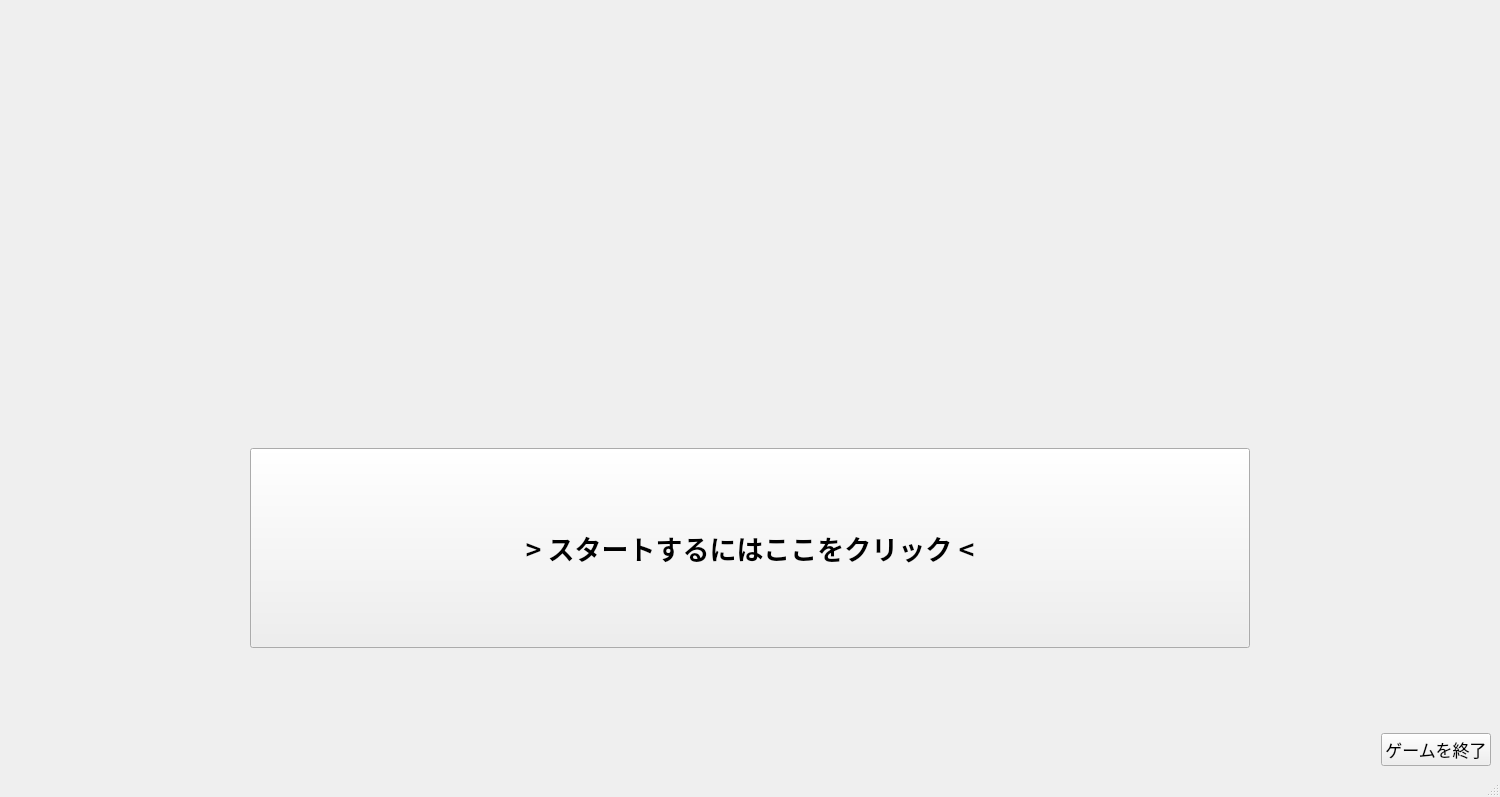
First picture: the form in mainwindow.ui, repository a-Hatsushiba/soft3, before the edit.
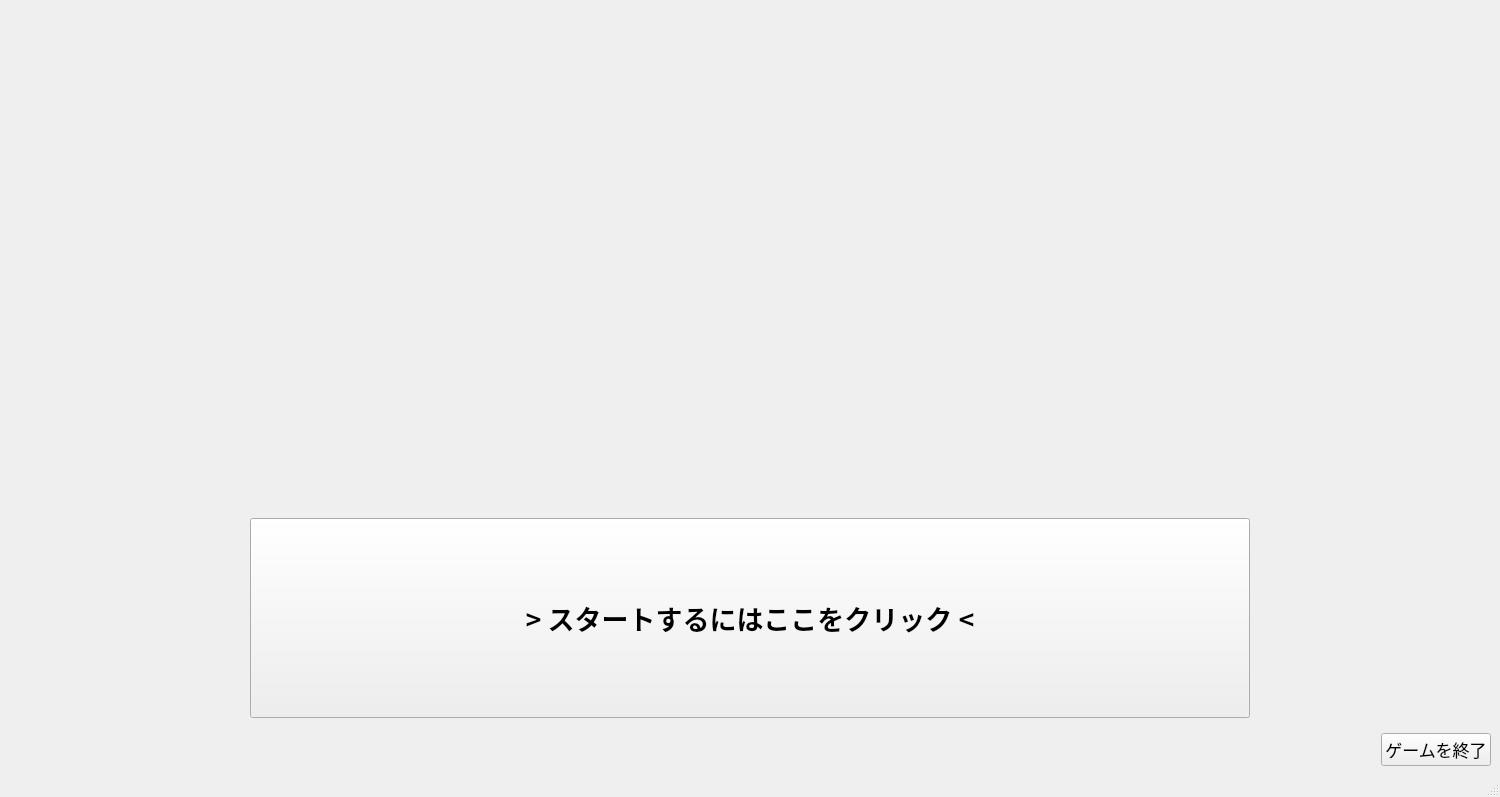
Second picture: the form after the edit. The open tabs and pages were chosen to show the change. Icons and pictures are not drawn.

Diff of the .ui file:
```diff
--- a/mainwindow.ui
+++ b/mainwindow.ui
@@ -173,19 +173,6 @@
           </item>
          </layout>
         </item>
-        <item>
-         <spacer name="verticalSpacer_2">
-          <property name="orientation">
-           <enum>Qt::Vertical</enum>
-          </property>
-          <property name="sizeHint" stdset="0">
-           <size>
-            <width>20</width>
-            <height>101</height>
-           </size>
-          </property>
-         </spacer>
-        </item>
        </layout>
       </widget>
       <widget class="QWidget" name="page_2">
```
Left out of the diff: 28 changed lines with no effect on the pictures.
